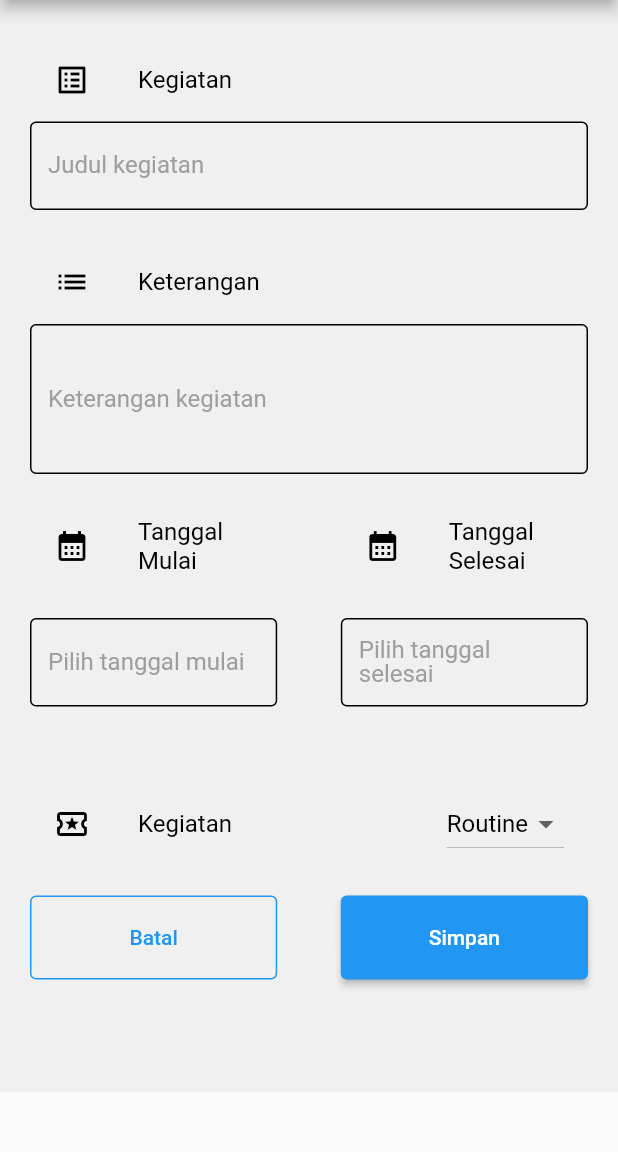
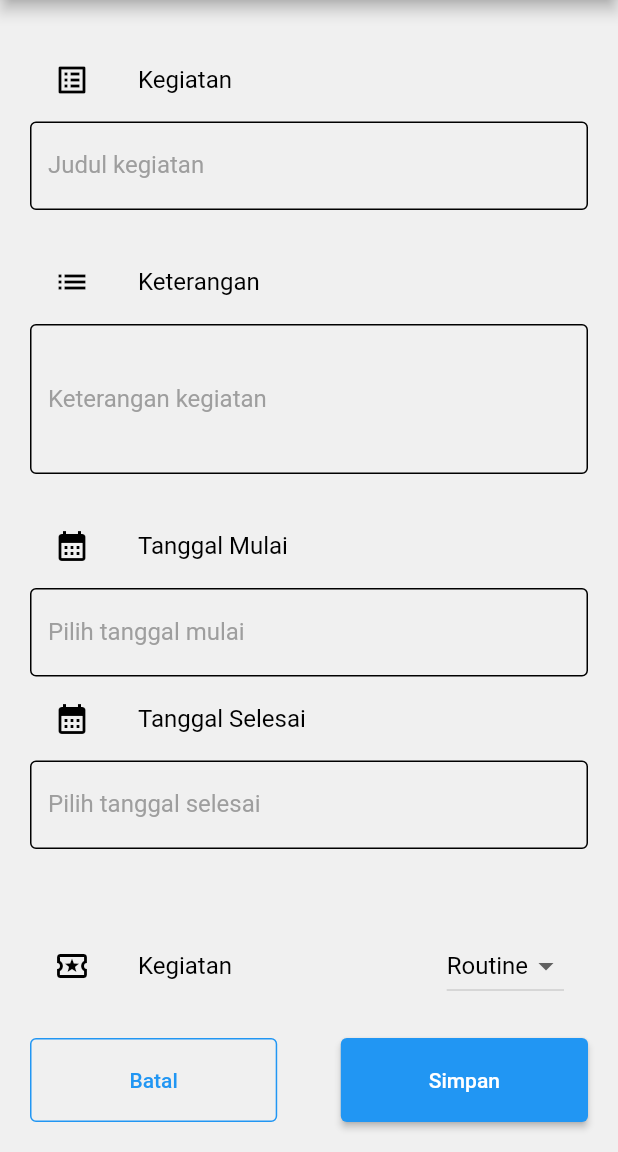
Before and after one commit to fdavidsen/Mobile-Backend, a Flutter app: the AddTodo screen opened directly, on a phone screen of 412 x 824 dp, the part 84-1236 px from its top. Run offline on Flutter 3.47's test engine with Material 2 defaults, Android fonts, the phone set to English and light mode, and no system bars; our stand-ins replace flutter_spinkit, image_picker, table_calendar.

Commit message:
Update UI on add todo page

```diff
--- a/lib/screens/todo/add_todo.dart
+++ b/lib/screens/todo/add_todo.dart
@@ -123,12 +123,7 @@ class _AddTodoState extends State<AddTodo> {
                 ),
               ),
               const SizedBox(height: 20),
-              Row(
-                mainAxisAlignment: MainAxisAlignment.spaceBetween,
-                children: [
-                  SizedBox(
-                    width: MediaQuery.of(context).size.width / 2.5,
-                    child: ListTile(
+              ListTile(
                 leading: Icon(
                   Icons.calendar_month,
                   color: context.watch<TodoProvider>().isDark ? Colors.white : Colors.black,
@@ -136,56 +131,27 @@ class _AddTodoState extends State<AddTodo> {
                 title: Text(
                   "Tanggal Mulai",
                   style: TextStyle(
-                            color:
-                                context.watch<TodoProvider>().isDark ? Colors.white : Colors.black),
+                      color: context.watch<TodoProvider>().isDark ? Colors.white : Colors.black),
                 ),
               ),
-                  ),
-                  SizedBox(
-                    width: MediaQuery.of(context).size.width / 2.5,
-                    child: ListTile(
-                      leading: Icon(Icons.calendar_month,
-                          color:
-                              context.watch<TodoProvider>().isDark ? Colors.white : Colors.black),
-                      title: Text(
-                        "Tanggal Selesai",
-                        style: TextStyle(
-                            color:
-                                context.watch<TodoProvider>().isDark ? Colors.white : Colors.black),
-                      ),
-                    ),
-                  ),
-                ],
-              ),
-              const SizedBox(height: 20),
-              Row(
-                mainAxisAlignment: MainAxisAlignment.spaceBetween,
-                children: [
-                  SizedBox(
-                    width: MediaQuery.of(context).size.width / 2.5,
-                    child: TextField(
+              TextField(
                 controller: tglMulaiController,
                 style: TextStyle(
-                          color:
-                              context.watch<TodoProvider>().isDark ? Colors.white : Colors.black),
+                    color: context.watch<TodoProvider>().isDark ? Colors.white : Colors.black),
                 decoration: InputDecoration(
                   label: Text(
                     tglMulaiController.text.isEmpty ? 'Pilih tanggal mulai' : 'Tanggal mulai',
                     style: TextStyle(
-                              color: context.watch<TodoProvider>().isDark
-                                  ? Colors.white70
-                                  : Colors.grey),
+                        color: context.watch<TodoProvider>().isDark ? Colors.white70 : Colors.grey),
                   ),
                   enabledBorder: OutlineInputBorder(
                       borderSide: BorderSide(
-                                color: context.watch<TodoProvider>().isDark
-                                    ? Colors.white
-                                    : Colors.black)),
+                          color:
+                              context.watch<TodoProvider>().isDark ? Colors.white : Colors.black)),
                   focusedBorder: OutlineInputBorder(
                       borderSide: BorderSide(
-                                color: context.watch<TodoProvider>().isDark
-                                    ? Colors.white
-                                    : Colors.black)),
+                          color:
+                              context.watch<TodoProvider>().isDark ? Colors.white : Colors.black)),
                 ),
                 onTap: () async {
                   var selectedDate = DateTime.now();
@@ -218,41 +184,39 @@ class _AddTodoState extends State<AddTodo> {
                   if (picked != null) {
                     setState(() {
                       selectedDate = picked;
-                            tglMulaiController.text =
-                                DateFormat("dd MMM yyyy").format(selectedDate);
+                      tglMulaiController.text = DateFormat("dd MMM yyyy").format(selectedDate);
                     });
                   }
                   FocusManager.instance.primaryFocus?.unfocus();
                 },
               ),
+              ListTile(
+                leading: Icon(Icons.calendar_month,
+                    color: context.watch<TodoProvider>().isDark ? Colors.white : Colors.black),
+                title: Text(
+                  "Tanggal Selesai",
+                  style: TextStyle(
+                      color: context.watch<TodoProvider>().isDark ? Colors.white : Colors.black),
                 ),
-                  SizedBox(
-                    width: MediaQuery.of(context).size.width / 2.5,
-                    child: TextField(
+              ),
+              TextField(
                 controller: tglSelesaiController,
                 style: TextStyle(
-                          color:
-                              context.watch<TodoProvider>().isDark ? Colors.white : Colors.black),
+                    color: context.watch<TodoProvider>().isDark ? Colors.white : Colors.black),
                 decoration: InputDecoration(
                   label: Text(
-                          tglSelesaiController.text.isEmpty
-                              ? 'Pilih tanggal selesai'
-                              : 'Tanggal selesai',
+                    tglSelesaiController.text.isEmpty ? 'Pilih tanggal selesai' : 'Tanggal selesai',
                     style: TextStyle(
-                              color: context.watch<TodoProvider>().isDark
-                                  ? Colors.white70
-                                  : Colors.grey),
+                        color: context.watch<TodoProvider>().isDark ? Colors.white70 : Colors.grey),
                   ),
                   enabledBorder: OutlineInputBorder(
                       borderSide: BorderSide(
-                                color: context.watch<TodoProvider>().isDark
-                                    ? Colors.white
-                                    : Colors.black)),
+                          color:
+                              context.watch<TodoProvider>().isDark ? Colors.white : Colors.black)),
                   focusedBorder: OutlineInputBorder(
                       borderSide: BorderSide(
-                                color: context.watch<TodoProvider>().isDark
-                                    ? Colors.white
-                                    : Colors.black)),
+                          color:
+                              context.watch<TodoProvider>().isDark ? Colors.white : Colors.black)),
                 ),
                 onTap: () async {
                   var selectedDate = DateTime.now();
@@ -285,16 +249,149 @@ class _AddTodoState extends State<AddTodo> {
                   if (picked != null) {
                     setState(() {
                       selectedDate = picked;
-                            tglSelesaiController.text =
-                                DateFormat("dd MMM yyyy").format(selectedDate);
+                      tglSelesaiController.text = DateFormat("dd MMM yyyy").format(selectedDate);
                     });
                   }
                   FocusManager.instance.primaryFocus?.unfocus();
                 },
               ),
-                  ),
-                ],
-              ),
+              // Row(
+              //   mainAxisAlignment: MainAxisAlignment.spaceBetween,
+              //   children: [
+              //     SizedBox(
+              //       width: MediaQuery.of(context).size.width / 2.5,
+              //       child: TextField(
+              //         controller: tglMulaiController,
+              //         style: TextStyle(
+              //             color:
+              //                 context.watch<TodoProvider>().isDark ? Colors.white : Colors.black),
+              //         decoration: InputDecoration(
+              //           label: Text(
+              //             tglMulaiController.text.isEmpty ? 'Pilih tanggal mulai' : 'Tanggal mulai',
+              //             style: TextStyle(
+              //                 color: context.watch<TodoProvider>().isDark
+              //                     ? Colors.white70
+              //                     : Colors.grey),
+              //           ),
+              //           enabledBorder: OutlineInputBorder(
+              //               borderSide: BorderSide(
+              //                   color: context.watch<TodoProvider>().isDark
+              //                       ? Colors.white
+              //                       : Colors.black)),
+              //           focusedBorder: OutlineInputBorder(
+              //               borderSide: BorderSide(
+              //                   color: context.watch<TodoProvider>().isDark
+              //                       ? Colors.white
+              //                       : Colors.black)),
+              //         ),
+              //         onTap: () async {
+              //           var selectedDate = DateTime.now();
+              //           final DateTime? picked = await showDatePicker(
+              //             context: context,
+              //             initialDate: selectedDate,
+              //             initialDatePickerMode: DatePickerMode.day,
+              //             firstDate: DateTime(2015),
+              //             lastDate: DateTime(2101),
+              //             initialEntryMode: DatePickerEntryMode.calendarOnly,
+              //             builder: (context, child) {
+              //               return Theme(
+              //                 data: Theme.of(context).copyWith(
+              //                     dialogBackgroundColor: context.watch<TodoProvider>().isDark
+              //                         ? const Color(0xff0e0e0e)
+              //                         : Colors.white,
+              //                     colorScheme: context.watch<TodoProvider>().isDark
+              //                         ? const ColorScheme.dark(
+              //                             onSurface: Colors.white,
+              //                             primary: Colors.blue,
+              //                           )
+              //                         : const ColorScheme.light(
+              //                             onSurface: Colors.black,
+              //                             primary: Colors.blue,
+              //                           )),
+              //                 child: child!,
+              //               );
+              //             },
+              //           );
+              //           if (picked != null) {
+              //             setState(() {
+              //               selectedDate = picked;
+              //               tglMulaiController.text =
+              //                   DateFormat("dd MMM yyyy").format(selectedDate);
+              //             });
+              //           }
+              //           FocusManager.instance.primaryFocus?.unfocus();
+              //         },
+              //       ),
+              //     ),
+              //     SizedBox(
+              //       width: MediaQuery.of(context).size.width / 2.5,
+              //       child: TextField(
+              //         controller: tglSelesaiController,
+              //         style: TextStyle(
+              //             color:
+              //                 context.watch<TodoProvider>().isDark ? Colors.white : Colors.black),
+              //         decoration: InputDecoration(
+              //           label: Text(
+              //             tglSelesaiController.text.isEmpty
+              //                 ? 'Pilih tanggal selesai'
+              //                 : 'Tanggal selesai',
+              //             style: TextStyle(
+              //                 color: context.watch<TodoProvider>().isDark
+              //                     ? Colors.white70
+              //                     : Colors.grey),
+              //           ),
+              //           enabledBorder: OutlineInputBorder(
+              //               borderSide: BorderSide(
+              //                   color: context.watch<TodoProvider>().isDark
+              //                       ? Colors.white
+              //                       : Colors.black)),
+              //           focusedBorder: OutlineInputBorder(
+              //               borderSide: BorderSide(
+              //                   color: context.watch<TodoProvider>().isDark
+              //                       ? Colors.white
+              //                       : Colors.black)),
+              //         ),
+              //         onTap: () async {
+              //           var selectedDate = DateTime.now();
+              //           final DateTime? picked = await showDatePicker(
+              //             context: context,
+              //             initialDate: selectedDate,
+              //             initialDatePickerMode: DatePickerMode.day,
+              //             firstDate: DateTime(2015),
+              //             lastDate: DateTime(2101),
+              //             initialEntryMode: DatePickerEntryMode.calendarOnly,
+              //             builder: (context, child) {
+              //               return Theme(
+              //                 data: Theme.of(context).copyWith(
+              //                     dialogBackgroundColor: context.watch<TodoProvider>().isDark
+              //                         ? const Color(0xff0e0e0e)
+              //                         : Colors.white,
+              //                     colorScheme: context.watch<TodoProvider>().isDark
+              //                         ? const ColorScheme.dark(
+              //                             onSurface: Colors.white,
+              //                             primary: Colors.blue,
+              //                           )
+              //                         : const ColorScheme.light(
+              //                             onSurface: Colors.black,
+              //                             primary: Colors.blue,
+              //                           )),
+              //                 child: child!,
+              //               );
+              //             },
+              //           );
+              //           if (picked != null) {
+              //             setState(() {
+              //               selectedDate = picked;
+              //               tglSelesaiController.text =
+              //                   DateFormat("dd MMM yyyy").format(selectedDate);
+              //             });
+              //           }
+              //           FocusManager.instance.primaryFocus?.unfocus();
+              //         },
+              //       ),
+              //     ),
+              //   ],
+              // ),
               const SizedBox(height: 50),
               ListTile(
                 leading: Icon(
```
Lines whose indentation alone changed are shown as unchanged.
